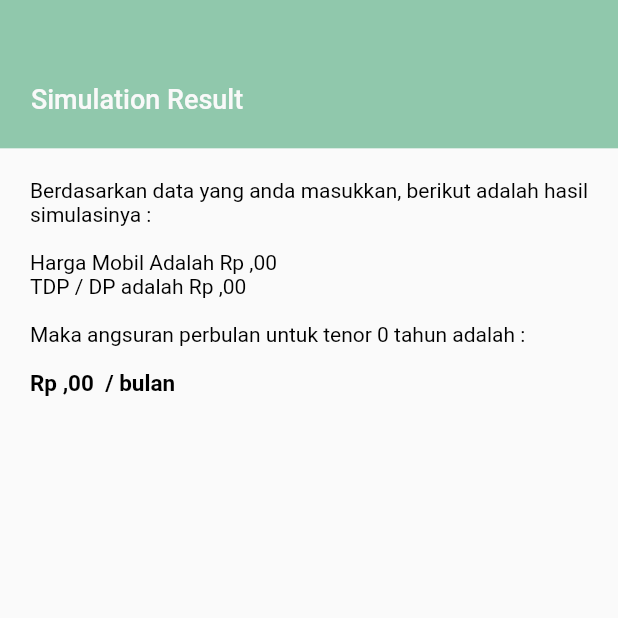
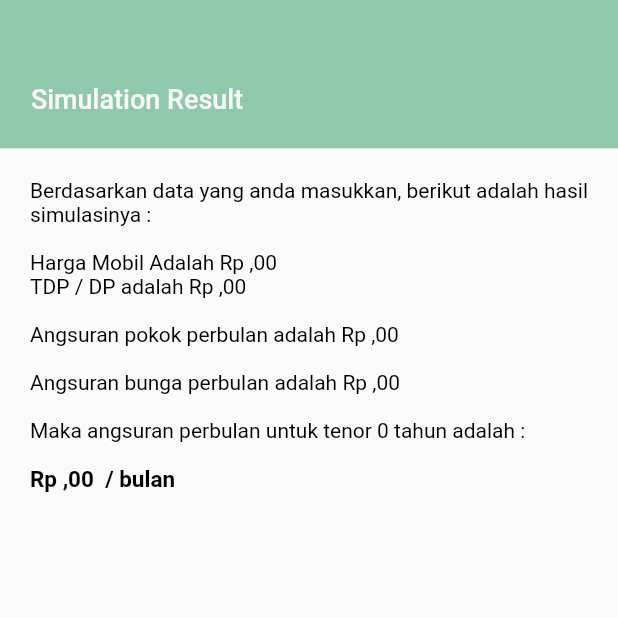
Before and after one commit to dafageraldine/recordinvest, a Flutter app: the HasilSimulasi screen opened directly with empty values, on a phone screen of 412 x 824 dp, the top half of it. Run offline on Flutter 3.47's test engine with Material 2 defaults, Android fonts, the phone set to English and light mode, and no system bars; our stand-ins replace dropdown_search, fluttertoast, shared_preferences, syncfusion_flutter_charts; accounts and stored records are empty.

Commit message:
add info angsuran pokok dan bunga

```diff
--- a/lib/submenu/hasilsimulasi.dart
+++ b/lib/submenu/hasilsimulasi.dart
@@ -90,6 +90,18 @@ class _HasilSimulasiState extends State<HasilSimulasi> {
                   style: TextStyle(color: Colors.black),
                 ),
                 TextSpan(
+                  text: "Angsuran pokok perbulan adalah Rp " +
+                      oCcy.format(widget.angsuranpokok).toString() +
+                      "\n\n",
+                  style: TextStyle(color: Colors.black),
+                ),
+                TextSpan(
+                  text: "Angsuran bunga perbulan adalah Rp " +
+                      oCcy.format(widget.angsuranbunga).toString() +
+                      "\n\n",
+                  style: TextStyle(color: Colors.black),
+                ),
+                TextSpan(
                   text: "Maka angsuran perbulan untuk tenor " +
                       widget.tenorcicilan.toString() +
                       " tahun adalah :\n ",
```
